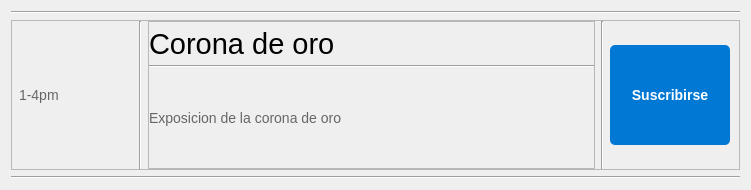
Qt form ui_files/ItemHora.ui (Hrndz16/Simes) before a commit.
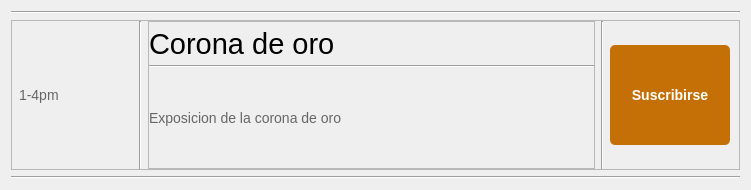
The same form after that commit.

Patch:
```diff
--- a/ui_files/ItemHora.ui
+++ b/ui_files/ItemHora.ui
@@ -195,7 +195,7 @@
         <property name="styleSheet">
          <string notr="true">/* Estilo para QPushButton */
 .QPushButton {
-    background-color: #0078D4; /* Color de fondo */
+    background-color: #c57007; /* Color de fondo */
     color: white; /* Color de texto */
     border: none; /* Sin borde */
     border-radius: 5px; /* Esquinas redondeadas */
@@ -208,9 +208,10 @@
     background-color: #005499; /* Cambia el color de fondo al pasar el mouse */
 }
 
-.QPushButton:pressed {
-    background-color: #003366; /* Cambia el color de fondo al hacer clic */
-}</string>
+QPushButton:presset{
+	 background-color: #c57007;
+}
+</string>
         </property>
         <property name="text">
          <string>Suscribirse</string>
```
Left out of the diff: 4 changed lines with no effect on the pictures.
